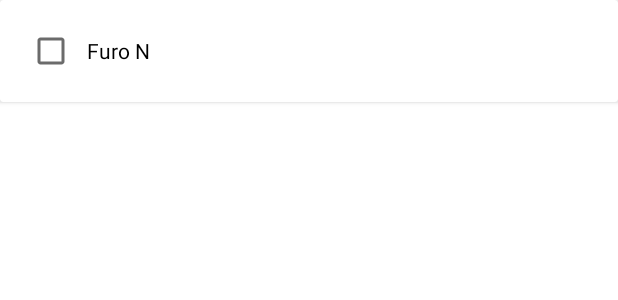
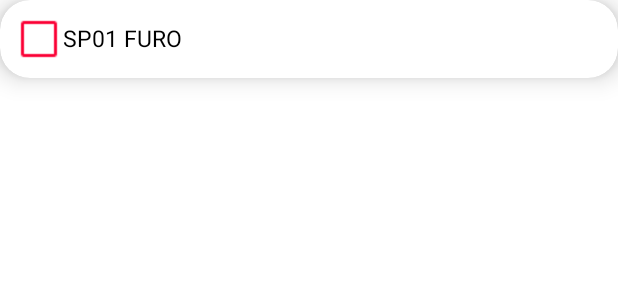
Before and after one commit to Montaigne-ensaios/montaigne_app, an Android app: the layout adapter_projeto.xml on its own in the app's theme, with its tools: preview values and no code run, on a phone screen of 412 x 824 dp. Shown: the top 300 px of the screen. Run offline under Robolectric (Android 15) with nearby library versions, the phone set to English and light mode, and no system bars.

Commit message:
alterado adpter furo checkbox tint

```diff
--- a/app/src/main/res/layout/adapter_projeto.xml
+++ b/app/src/main/res/layout/adapter_projeto.xml
@@ -4,24 +4,31 @@
     xmlns:tools="http://schemas.android.com/tools"
     android:id="@+id/cardView"
     android:layout_width="match_parent"
-    android:layout_height="wrap_content">
+    android:layout_height="wrap_content"
+    android:elevation="10dp"
+    app:cardCornerRadius="20dp"
+    app:cardElevation="10dp">
 
     <LinearLayout
         android:layout_width="match_parent"
-        android:padding="10dp"
-        android:layout_height="match_parent">
+        android:layout_height="match_parent"
+        android:elevation="20dp"
+        android:padding="10dp">
 
         <CheckBox
             android:id="@+id/checkBox"
             android:layout_width="wrap_content"
             android:layout_height="wrap_content"
+            android:button="@drawable/icon_checkbox"
             tools:ignore="TouchTargetSizeCheck" />
 
         <TextView
             android:id="@+id/textFuroName"
             android:layout_width="wrap_content"
             android:layout_height="wrap_content"
-            android:text="Furo N" />
+            android:text="SP01 FURO"
+            android:textSize="15sp"
+            android:visibility="visible" />
 
     </LinearLayout>
 </androidx.cardview.widget.CardView>
--- a/app/src/main/res/layout/fragment_projeto.xml
+++ b/app/src/main/res/layout/fragment_projeto.xml
@@ -22,7 +22,7 @@
         android:layout_height="wrap_content"
         android:layout_marginStart="24dp"
         android:layout_marginTop="32dp"
-        android:text="Furos"
+        android:text="Furos "
         app:layout_constraintEnd_toEndOf="parent"
         app:layout_constraintHorizontal_bias="0.0"
         app:layout_constraintStart_toStartOf="parent"
--- a/app/src/main/res/values/style_Light.xml
+++ b/app/src/main/res/values/style_Light.xml
@@ -48,6 +48,11 @@
         <item name="android:textSize">14dp</item>
 
 </style>
+    <style name="Checkbox_light" parent="Widget.AppCompat.CompoundButton.CheckBox">
+        <item name="buttonTint">@color/destaque</item>
 
 
+
+    </style>
+
 </resources>
--- a/app/src/main/res/values/themes.xml
+++ b/app/src/main/res/values/themes.xml
@@ -22,7 +22,7 @@
         <item name="colorError">#B00020</item>
         <item name="tint">@color/color_primary</item>
 
-        <item name="checkedIconTint">@color/destaque</item>
+        <item name="checkboxStyle">@style/Checkbox_light</item>
 
         <!-- Estilos de textos. -->
         <item name="textInputStyle">@style/ImputLight</item>
```
Also changed, not shown: app/src/main/res/drawable/icon_checkbox.png (added).
